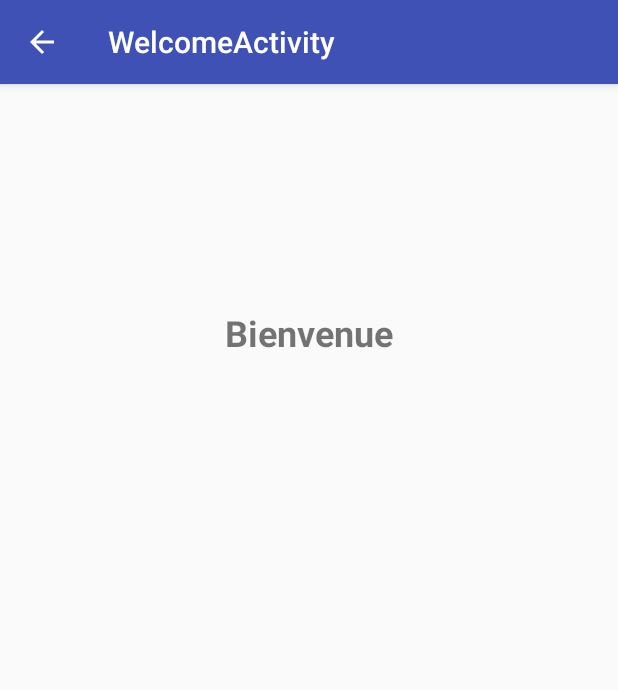
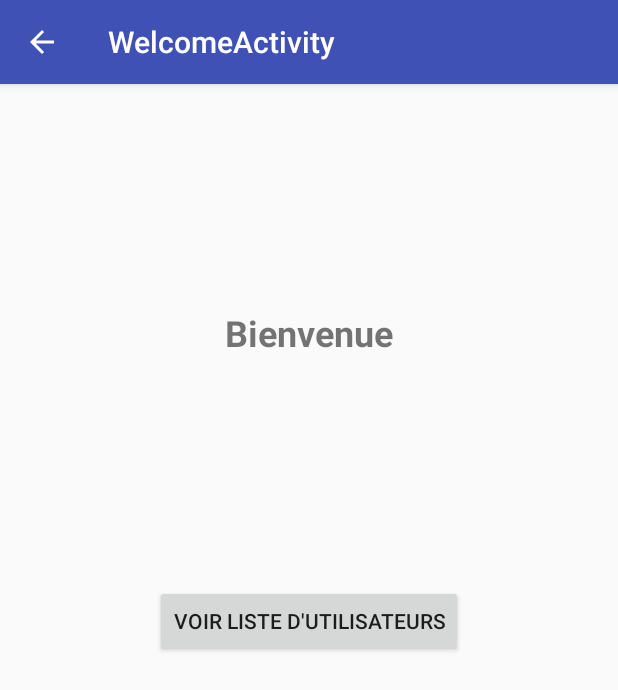
Before and after one commit to dragosco/EasyOrder, an Android app: the WelcomeActivity screen opened directly, with no data from a screen before it, on a phone screen of 412 x 824 dp. Shown: the top 690 px of the screen. Run offline under Robolectric (Android 15) with nearby library versions, the phone set to English and light mode, and no system bars; 2 statements that could not run were skipped.

Commit message:
affichage liste utilisateurs reussie

```diff
--- a/app/src/main/java/motacojo/mbds/fr/easyorder/WelcomeActivity.java
+++ b/app/src/main/java/motacojo/mbds/fr/easyorder/WelcomeActivity.java
@@ -3,9 +3,12 @@ package motacojo.mbds.fr.easyorder;
 import android.content.Intent;
 import android.os.Bundle;
 import android.support.v7.app.AppCompatActivity;
+import android.util.Log;
+import android.view.View;
+import android.widget.Button;
 import android.widget.TextView;
 
-public class WelcomeActivity extends AppCompatActivity {
+public class WelcomeActivity extends AppCompatActivity implements View.OnClickListener {
     @Override
     protected void onCreate(Bundle savedInstanceState) {
         super.onCreate(savedInstanceState);
@@ -18,5 +21,18 @@ public class WelcomeActivity extends AppCompatActivity {
 
         TextView t = (TextView)findViewById(R.id.tv_User_Welcome);
         t.setText(nom);
+
+        Button btn_versListUtilisateurs = (Button)findViewById(R.id.btn_versListUtilisateurs);
+        btn_versListUtilisateurs.setOnClickListener(this);
+    }
+
+    @Override
+    public void onClick(View v) {
+        switch(v.getId()) {
+            case R.id.btn_versListUtilisateurs:
+                Log.e("WelcomeActivity", "onCreate");
+                startActivity(new Intent(WelcomeActivity.this, ListActivity.class));
+                break;
+        }
     }
 }
--- a/app/src/main/java/motacojo/mbds/fr/outils/PersonItemAdapter.java
+++ b/app/src/main/java/motacojo/mbds/fr/outils/PersonItemAdapter.java
@@ -47,7 +47,7 @@ public class PersonItemAdapter extends BaseAdapter {
 
         PersonViewHolder viewHolder = null;
         if(v==null){
-            v = View.inflate(context, R.layout.activity_list, null);
+            v = View.inflate(context, R.layout.item_list_layout, null);
             viewHolder = new PersonViewHolder();
             viewHolder.nom_prenom= (TextView)v.findViewById(R.id.tv_user_list);
             viewHolder.connected = (TextView)v.findViewById(R.id.tv_status_list);
--- a/app/src/main/res/layout/activity_welcome.xml
+++ b/app/src/main/res/layout/activity_welcome.xml
@@ -31,4 +31,13 @@
         android:id="@+id/tv_User_Welcome"
         android:textSize="30sp"
         android:textStyle="normal|bold|italic" />
+
+    <Button
+        android:text="Voir liste d'utilisateurs"
+        android:layout_width="wrap_content"
+        android:layout_height="wrap_content"
+        android:layout_marginTop="63dp"
+        android:id="@+id/btn_versListUtilisateurs"
+        android:layout_below="@+id/tv_User_Welcome"
+        android:layout_centerHorizontal="true" />
 </RelativeLayout>
```
Also changed, not shown: app/src/main/java/motacojo/mbds/fr/easyorder/ListActivity.java (+13 -9 lines).
